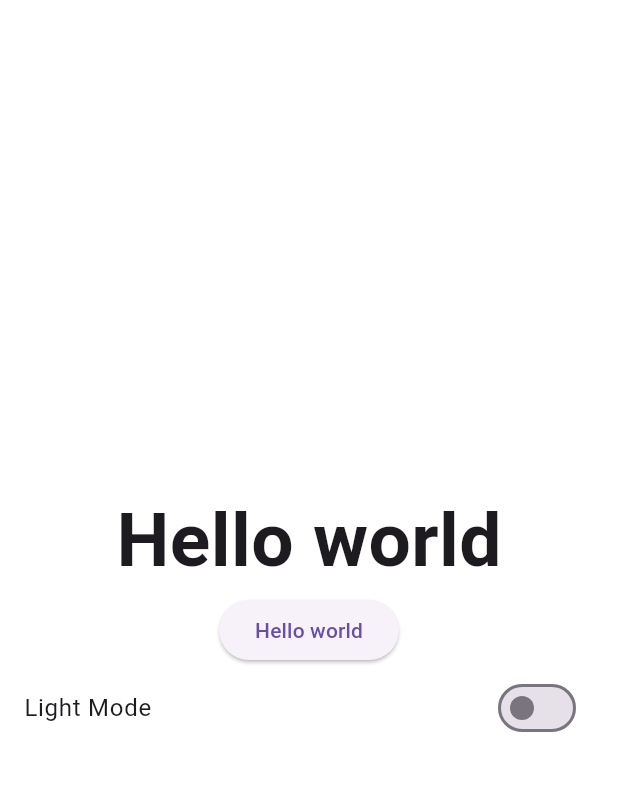
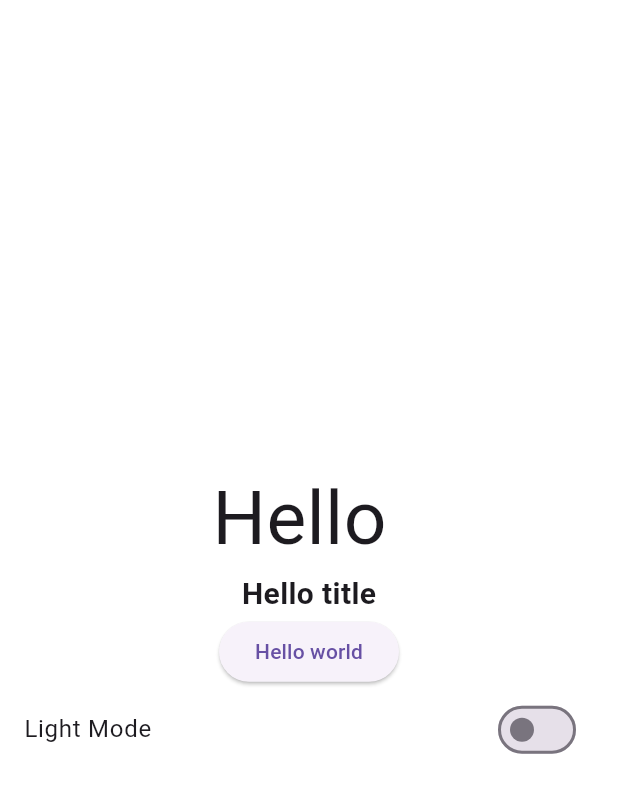
Before and after one commit to RezaEftekhar/shopping-app, a Flutter app: the screen it shows after launch, on a phone screen of 412 x 824 dp. Shown: the top 793 px of the screen. Run offline on Flutter 3.47's test engine with Material 3 defaults, Android fonts, the phone set to English and light mode, and no system bars; our stand-ins replace shared_preferences.

Commit message:
customize Texts

```diff
--- a/lib/screens/home_screen.dart
+++ b/lib/screens/home_screen.dart
@@ -1,6 +1,8 @@
 import 'package:flutter/material.dart';
 import 'package:provider/provider.dart';
 import 'package:shop_userside/providers/theme_provider.dart';
+import 'package:shop_userside/widgets/subtitle_text.dart';
+import 'package:shop_userside/widgets/title_text.dart';
 
 class HomeScreen extends StatelessWidget {
   const HomeScreen({super.key});
@@ -14,17 +16,16 @@
           mainAxisAlignment: MainAxisAlignment.center,
 
           children: [
-            Text(
-              'Hello world',
-              style: TextStyle(fontSize: 50, fontWeight: FontWeight.bold),
-            ),
+            SubtitleTextWidget(label: 'Hello ', fontSize: 50),
+            TitleTextWidget(label: 'Hello title'),
             ElevatedButton(onPressed: () {}, child: Text('Hello world')),
             SwitchListTile(
-              title: Text(themeProvider.getDarkTheme?'Dark Mode':'Light Mode'),
+              title: Text(
+                themeProvider.getDarkTheme ? 'Dark Mode' : 'Light Mode',
+              ),
               value: themeProvider.getDarkTheme,
               onChanged: (value) {
                 themeProvider.setDarkTheme(value);
-                print('kkkkkkkkkkkkkkkkk${themeProvider.getDarkTheme}');
               },
             ),
           ],
--- /dev/null
+++ b/lib/widgets/subtitle_text.dart
@@ -0,0 +1,32 @@
+import 'package:flutter/material.dart';
+
+class SubtitleTextWidget extends StatelessWidget {
+  const SubtitleTextWidget({
+    super.key,
+    required this.label,
+    this.fontSize = 18,
+    this.fontStyle = FontStyle.normal,
+    this.fontWeight = FontWeight.normal,
+    this.color,
+    this.textDecoration = TextDecoration.none,
+  });
+  final String label;
+  final double fontSize;
+  final FontStyle fontStyle;
+  final FontWeight? fontWeight;
+  final Color? color;
+  final TextDecoration textDecoration;
+  @override
+  Widget build(BuildContext context) {
+    return Text(
+      label,
+      style: TextStyle(
+        fontSize: fontSize,
+        fontWeight: fontWeight,
+        decoration: textDecoration,
+        color: color,
+        fontStyle: fontStyle,
+      ),
+    );
+  }
+}
--- /dev/null
+++ b/lib/widgets/title_text.dart
@@ -0,0 +1,31 @@
+import 'package:flutter/material.dart';
+
+class TitleTextWidget extends StatelessWidget {
+  const TitleTextWidget({
+    super.key,
+    required this.label,
+    this.fontSize = 20,
+
+    this.color,
+    this.maxLines,
+  });
+  final String label;
+  final double fontSize;
+
+  final Color? color;
+  final int? maxLines;
+  @override
+  Widget build(BuildContext context) {
+    return Text(
+      label,
+      maxLines: maxLines,
+      style: TextStyle(
+        fontSize: fontSize,
+        fontWeight: FontWeight.bold,
+
+        color: color,
+        overflow: TextOverflow.ellipsis,
+      ),
+    );
+  }
+}
```
